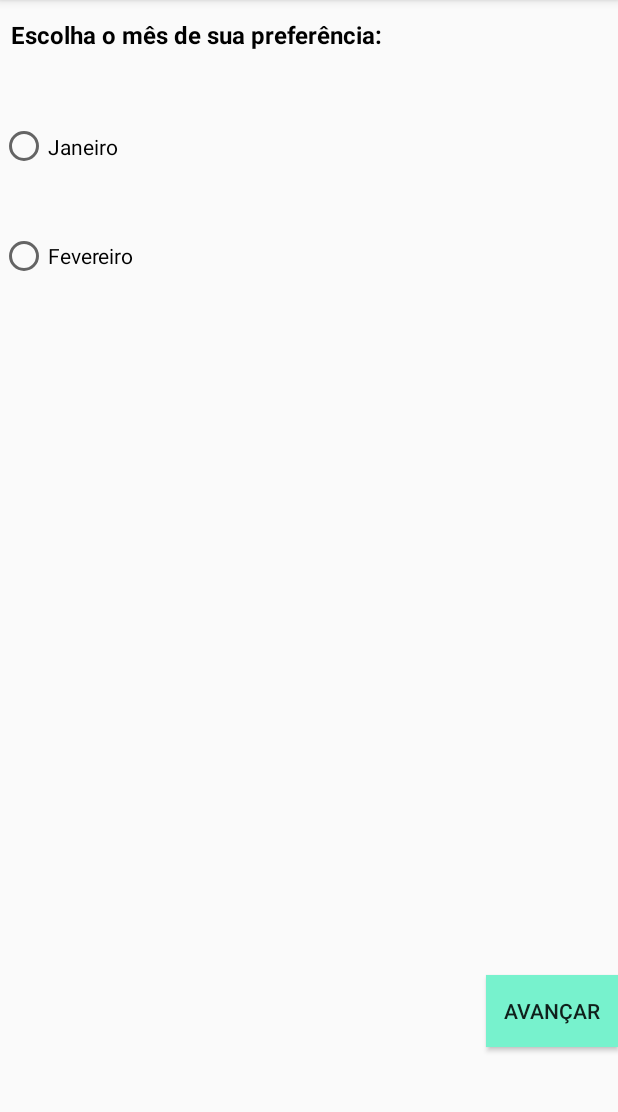
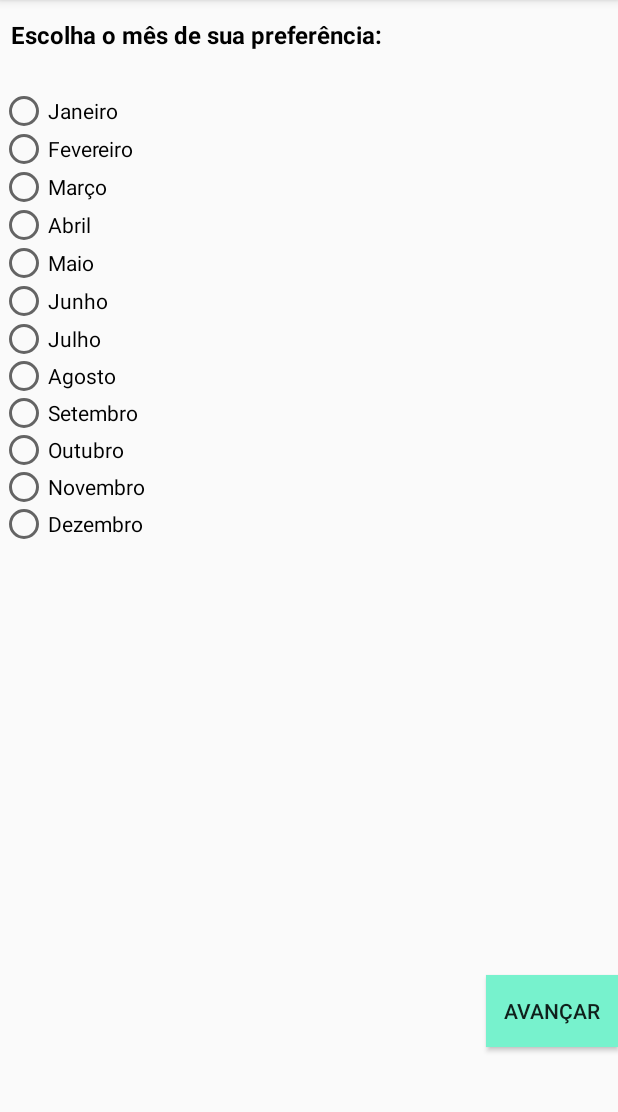
Before and after one commit to rjrenan77/feriados, an Android app: the MesActivity screen opened directly, with no data from a screen before it, on a phone screen of 412 x 824 dp, the part 84-1196 px from its top. Run offline under Robolectric (Android 15) with nearby library versions, the phone set to English and light mode, and no system bars.

Commit message:
insercao dos feriados no banco de dados; mudanca minima no layout da lista; adição de todos os meses

```diff
--- a/app/src/main/java/devrbs/com/br/feriados/MesActivity.java
+++ b/app/src/main/java/devrbs/com/br/feriados/MesActivity.java
@@ -18,10 +18,20 @@ public class MesActivity extends AppCompatActivity {
         super.onCreate(savedInstanceState);
         setContentView(R.layout.activity_mes);
 
-        //referenciando botoes para os objetos
+        //referenciando botoes dos meses para os objetos
         final RadioGroup rdg_mes = findViewById(R.id.rdg_mes);
         final RadioButton janeiro = findViewById(R.id.rdb_mes_jan);
         final RadioButton fevereiro = findViewById(R.id.rdb_mes_fev);
+        final RadioButton marco = findViewById(R.id.rdb_mes_mar);
+        final RadioButton abril = findViewById(R.id.rdb_mes_abr);
+        final RadioButton maio = findViewById(R.id.rdb_mes_mai);
+        final RadioButton junho = findViewById(R.id.rdb_mes_jun);
+        final RadioButton julho = findViewById(R.id.rdb_mes_jul);
+        final RadioButton agosto = findViewById(R.id.rdb_mes_ago);
+        final RadioButton setembro = findViewById(R.id.rdb_mes_set);
+        final RadioButton outubro = findViewById(R.id.rdb_mes_out);
+        final RadioButton novembro = findViewById(R.id.rdb_mes_nov);
+        final RadioButton dezembro = findViewById(R.id.rdb_mes_dez);
         //botoes avancar e voltar
         final Button btnMesAvancar = findViewById(R.id.btn_mes_avancar);
        // Button btnMesVoltar = findViewById(R.id.btn_mes_voltar);
@@ -38,11 +48,49 @@ public class MesActivity extends AppCompatActivity {
                 } else {
                     String mes = "";
                     if (janeiro.isChecked()) {
-                        mes = "jan";
+                        mes = "Janeiro";
 
                     }
                     if (fevereiro.isChecked()) {
                         mes = "Fevereiro";
+                    }
+                    if (marco.isChecked()) {
+                        mes = "Março";
+                    }
+                    if (abril.isChecked()) {
+                        mes = "Abril";
+                    }
+
+                    if (maio.isChecked()) {
+                        mes = "Maio";
+                    }
+
+                    if (junho.isChecked()) {
+                        mes = "Junho";
+                    }
+
+                    if (julho.isChecked()) {
+                        mes = "Julho";
+                    }
+
+                    if (agosto.isChecked()) {
+                        mes = "Agosto";
+                    }
+
+                    if (setembro.isChecked()) {
+                        mes = "Setembro";
+                    }
+
+                    if (outubro.isChecked()) {
+                        mes = "Outubro";
+                    }
+
+                    if (novembro.isChecked()) {
+                        mes = "Novembro";
+                    }
+
+                    if (dezembro.isChecked()) {
+                        mes = "Dezembro";
                     }
 
                     //recebendo valor do radio button do MainActivity
--- a/app/src/main/res/layout/activity_mes.xml
+++ b/app/src/main/res/layout/activity_mes.xml
@@ -20,7 +20,7 @@
     <RadioGroup
         android:id="@+id/rdg_mes"
         android:layout_width="336dp"
-        android:layout_height="146dp"
+        android:layout_height="300dp"
         android:layout_alignParentStart="true"
         android:layout_alignParentTop="true"
         android:layout_marginTop="61dp" >
@@ -38,6 +38,70 @@
             android:layout_height="wrap_content"
             android:layout_weight="1"
             android:text="Fevereiro" />
+
+
+        <RadioButton
+            android:id="@+id/rdb_mes_mar"
+            android:layout_width="wrap_content"
+            android:layout_height="wrap_content"
+            android:layout_weight="1"
+            android:text="Março" />
+
+        <RadioButton
+            android:id="@+id/rdb_mes_abr"
+            android:layout_width="wrap_content"
+            android:layout_height="wrap_content"
+            android:layout_weight="1"
+            android:text="Abril" />
+        <RadioButton
+            android:id="@+id/rdb_mes_mai"
+            android:layout_width="wrap_content"
+            android:layout_height="wrap_content"
+            android:layout_weight="1"
+            android:text="Maio" />
+        <RadioButton
+            android:id="@+id/rdb_mes_jun"
+            android:layout_width="wrap_content"
+            android:layout_height="wrap_content"
+            android:layout_weight="1"
+            android:text="Junho" />
+        <RadioButton
+            android:id="@+id/rdb_mes_jul"
+            android:layout_width="wrap_content"
+            android:layout_height="wrap_content"
+            android:layout_weight="1"
+            android:text="Julho" />
+        <RadioButton
+            android:id="@+id/rdb_mes_ago"
+            android:layout_width="wrap_content"
+            android:layout_height="wrap_content"
+            android:layout_weight="1"
+            android:text="Agosto" />
+        <RadioButton
+            android:id="@+id/rdb_mes_set"
+            android:layout_width="wrap_content"
+            android:layout_height="wrap_content"
+            android:layout_weight="1"
+            android:text="Setembro" />
+        <RadioButton
+            android:id="@+id/rdb_mes_out"
+            android:layout_width="wrap_content"
+            android:layout_height="wrap_content"
+            android:layout_weight="1"
+            android:text="Outubro" />
+        <RadioButton
+            android:id="@+id/rdb_mes_nov"
+            android:layout_width="wrap_content"
+            android:layout_height="wrap_content"
+            android:layout_weight="1"
+            android:text="Novembro" />
+        <RadioButton
+            android:id="@+id/rdb_mes_dez"
+            android:layout_width="wrap_content"
+            android:layout_height="wrap_content"
+            android:layout_weight="1"
+            android:text="Dezembro" />
+
     </RadioGroup>
 
     <Button
```
Also changed, not shown: app/src/main/java/devrbs/com/br/feriados/MainActivity.java (+11 -6 lines), app/src/main/java/devrbs/com/br/feriados/dao/BDSQLiteHelper.java (+151 -3 lines), app/src/main/res/layout/activity_lista_feriados.xml (+11 -6 lines).
